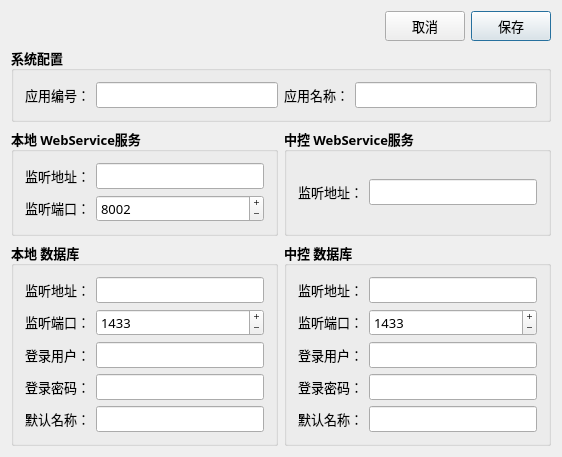
Above: DTS/DTS.Widget/DialogConfiguration.ui from radtek/DTS_JH before the change. Below: the same form after it.
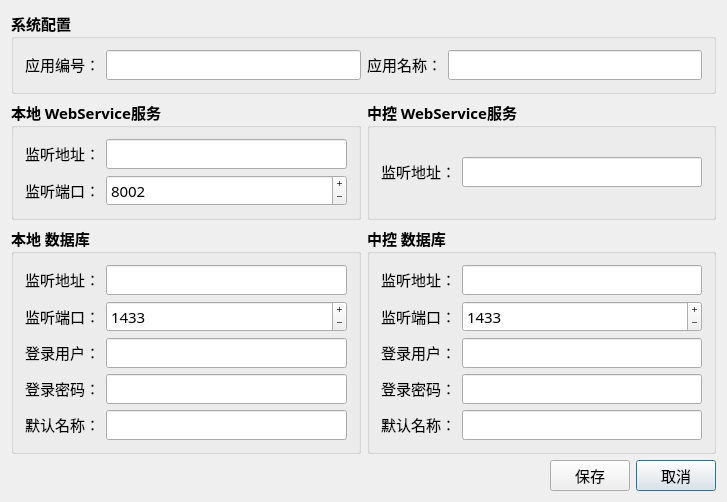
That is the form after the change.

The edit to the form file:
```diff
--- a/DTS/DTS.Widget/DialogConfiguration.ui
+++ b/DTS/DTS.Widget/DialogConfiguration.ui
@@ -6,8 +6,8 @@
    <rect>
     <x>0</x>
     <y>0</y>
-    <width>562</width>
-    <height>415</height>
+    <width>727</width>
+    <height>421</height>
    </rect>
   </property>
   <property name="sizePolicy">
@@ -19,41 +19,31 @@
   <property name="font">
    <font>
     <family>微软雅黑</family>
-    <pointsize>10</pointsize>
+    <pointsize>11</pointsize>
    </font>
   </property>
   <property name="windowTitle">
    <string>参数配置页</string>
   </property>
   <layout class="QGridLayout" name="gridLayout">
-   <item row="1" column="1" colspan="2">
-    <widget class="QGroupBox" name="groupBox01">
+   <item row="3" column="1">
+    <widget class="QGroupBox" name="groupBox05">
      <property name="font">
       <font>
+       <family>微软雅黑</family>
        <weight>75</weight>
        <bold>true</bold>
       </font>
      </property>
      <property name="title">
-      <string>系统配置</string>
+      <string>中控 数据库</string>
      </property>
-     <layout class="QGridLayout" name="gridLayout01">
-      <item row="0" column="1">
-       <widget class="QLineEdit" name="editAppID">
-        <property name="minimumSize">
-         <size>
-          <width>0</width>
-          <height>0</height>
-         </size>
-        </property>
-        <property name="maximumSize">
-         <size>
-          <width>16777215</width>
-          <height>16777215</height>
-         </size>
-        </property>
+     <layout class="QGridLayout" name="gridLayout05">
+      <item row="4" column="1">
+       <widget class="QLineEdit" name="editRDBName">
         <property name="font">
          <font>
+          <family>微软雅黑</family>
           <weight>50</weight>
           <bold>false</bold>
          </font>
@@ -61,230 +51,179 @@
        </widget>
       </item>
       <item row="0" column="0">
-       <widget class="QLabel" name="label01">
+       <widget class="QLabel" name="label12">
         <property name="sizePolicy">
          <sizepolicy hsizetype="Fixed" vsizetype="Fixed">
           <horstretch>0</horstretch>
           <verstretch>0</verstretch>
          </sizepolicy>
         </property>
-        <property name="minimumSize">
-         <size>
-          <width>0</width>
-          <height>0</height>
-         </size>
+        <property name="font">
+         <font>
+          <family>微软雅黑</family>
+          <weight>50</weight>
+          <bold>false</bold>
+         </font>
         </property>
-        <property name="maximumSize">
-         <size>
-          <width>16777215</width>
-          <height>16777215</height>
-         </size>
+        <property name="text">
+         <string>监听地址：</string>
         </property>
+        <property name="alignment">
+         <set>Qt::AlignRight|Qt::AlignTrailing|Qt::AlignVCenter</set>
+        </property>
+       </widget>
+      </item>
+      <item row="0" column="1">
+       <widget class="QLineEdit" name="editRDBAddr">
         <property name="font">
          <font>
+          <family>微软雅黑</family>
           <weight>50</weight>
           <bold>false</bold>
          </font>
         </property>
+       </widget>
+      </item>
+      <item row="2" column="0">
+       <widget class="QLabel" name="label14">
+        <property name="sizePolicy">
+         <sizepolicy hsizetype="Fixed" vsizetype="Fixed">
+          <horstretch>0</horstretch>
+          <verstretch>0</verstretch>
+         </sizepolicy>
+        </property>
+        <property name="font">
+         <font>
+          <family>微软雅黑</family>
+          <weight>50</weight>
+          <bold>false</bold>
+         </font>
+        </property>
         <property name="text">
-         <string>应用编号：</string>
+         <string>登录用户：</string>
         </property>
         <property name="alignment">
          <set>Qt::AlignRight|Qt::AlignTrailing|Qt::AlignVCenter</set>
         </property>
        </widget>
       </item>
-      <item row="0" column="2">
-       <widget class="QLabel" name="label02">
+      <item row="1" column="0">
+       <widget class="QLabel" name="label13">
         <property name="sizePolicy">
          <sizepolicy hsizetype="Fixed" vsizetype="Fixed">
           <horstretch>0</horstretch>
           <verstretch>0</verstretch>
          </sizepolicy>
         </property>
-        <property name="minimumSize">
-         <size>
-          <width>0</width>
-          <height>0</height>
-         </size>
+        <property name="font">
+         <font>
+          <family>微软雅黑</family>
+          <weight>50</weight>
+          <bold>false</bold>
+         </font>
         </property>
-        <property name="maximumSize">
-         <size>
-          <width>16777215</width>
-          <height>16777215</height>
-         </size>
+        <property name="text">
+         <string>监听端口：</string>
         </property>
+        <property name="alignment">
+         <set>Qt::AlignRight|Qt::AlignTrailing|Qt::AlignVCenter</set>
+        </property>
+       </widget>
+      </item>
+      <item row="2" column="1">
+       <widget class="QLineEdit" name="editRDBUser">
         <property name="font">
          <font>
+          <family>微软雅黑</family>
           <weight>50</weight>
           <bold>false</bold>
          </font>
         </property>
+       </widget>
+      </item>
+      <item row="1" column="1">
+       <widget class="QSpinBox" name="spinRDBPort">
+        <property name="font">
+         <font>
+          <weight>50</weight>
+          <bold>false</bold>
+         </font>
+        </property>
+        <property name="buttonSymbols">
+         <enum>QAbstractSpinBox::PlusMinus</enum>
+        </property>
+        <property name="minimum">
+         <number>0</number>
+        </property>
+        <property name="maximum">
+         <number>65535</number>
+        </property>
+        <property name="value">
+         <number>1433</number>
+        </property>
+       </widget>
+      </item>
+      <item row="3" column="0">
+       <widget class="QLabel" name="label15">
+        <property name="sizePolicy">
+         <sizepolicy hsizetype="Fixed" vsizetype="Fixed">
+          <horstretch>0</horstretch>
+          <verstretch>0</verstretch>
+         </sizepolicy>
+        </property>
+        <property name="font">
+         <font>
+          <family>微软雅黑</family>
+          <weight>50</weight>
+          <bold>false</bold>
+         </font>
+        </property>
         <property name="text">
-         <string>应用名称：</string>
+         <string>登录密码：</string>
         </property>
         <property name="alignment">
          <set>Qt::AlignRight|Qt::AlignTrailing|Qt::AlignVCenter</set>
         </property>
        </widget>
       </item>
-      <item row="0" column="3">
-       <widget class="QLineEdit" name="editAppName">
-        <property name="minimumSize">
-         <size>
-          <width>0</width>
-          <height>0</height>
-         </size>
+      <item row="3" column="1">
+       <widget class="QLineEdit" name="editRDBPass">
+        <property name="font">
+         <font>
+          <family>微软雅黑</family>
+          <weight>50</weight>
+          <bold>false</bold>
+         </font>
         </property>
-        <property name="maximumSize">
-         <size>
-          <width>16777215</width>
-          <height>16777215</height>
-         </size>
+       </widget>
+      </item>
+      <item row="4" column="0">
+       <widget class="QLabel" name="label16">
+        <property name="sizePolicy">
+         <sizepolicy hsizetype="Fixed" vsizetype="Fixed">
+          <horstretch>0</horstretch>
+          <verstretch>0</verstretch>
+         </sizepolicy>
         </property>
         <property name="font">
          <font>
+          <family>微软雅黑</family>
           <weight>50</weight>
           <bold>false</bold>
          </font>
         </property>
+        <property name="text">
+         <string>默认名称：</string>
+        </property>
+        <property name="alignment">
+         <set>Qt::AlignRight|Qt::AlignTrailing|Qt::AlignVCenter</set>
+        </property>
        </widget>
       </item>
      </layout>
     </widget>
    </item>
    <item row="2" column="1">
-    <widget class="QGroupBox" name="groupBox02">
-     <property name="font">
-      <font>
-       <family>微软雅黑</family>
-       <weight>75</weight>
-       <bold>true</bold>
-      </font>
-     </property>
-     <property name="title">
-      <string>本地 WebService服务</string>
-     </property>
-     <layout class="QGridLayout" name="gridLayout02">
-      <item row="0" column="0">
-       <widget class="QLabel" name="label03">
-        <property name="sizePolicy">
-         <sizepolicy hsizetype="Fixed" vsizetype="Fixed">
-          <horstretch>0</horstretch>
-          <verstretch>0</verstretch>
-         </sizepolicy>
-        </property>
-        <property name="minimumSize">
-         <size>
-          <width>0</width>
-          <height>0</height>
-         </size>
-        </property>
-        <property name="maximumSize">
-         <size>
-          <width>16777215</width>
-          <height>16777215</height>
-         </size>
-        </property>
-        <property name="font">
-         <font>
-          <family>微软雅黑</family>
-          <weight>50</weight>
-          <bold>false</bold>
-         </font>
-        </property>
-        <property name="text">
-         <string>监听地址：</string>
-        </property>
-        <property name="alignment">
-         <set>Qt::AlignRight|Qt::AlignTrailing|Qt::AlignVCenter</set>
-        </property>
-       </widget>
-      </item>
-      <item row="0" column="1">
-       <widget class="QLineEdit" name="editLWSAddr">
-        <property name="minimumSize">
-         <size>
-          <width>0</width>
-          <height>0</height>
-         </size>
-        </property>
-        <property name="maximumSize">
-         <size>
-          <width>16777215</width>
-          <height>16777215</height>
-         </size>
-        </property>
-        <property name="font">
-         <font>
-          <family>微软雅黑</family>
-          <weight>50</weight>
-          <bold>false</bold>
-         </font>
-        </property>
-       </widget>
-      </item>
-      <item row="1" column="0">
-       <widget class="QLabel" name="label04">
-        <property name="sizePolicy">
-         <sizepolicy hsizetype="Fixed" vsizetype="Fixed">
-          <horstretch>0</horstretch>
-          <verstretch>0</verstretch>
-         </sizepolicy>
-        </property>
-        <property name="minimumSize">
-         <size>
-          <width>0</width>
-          <height>0</height>
-         </size>
-        </property>
-        <property name="maximumSize">
-         <size>
-          <width>16777215</width>
-          <height>16777215</height>
-         </size>
-        </property>
-        <property name="font">
-         <font>
-          <family>微软雅黑</family>
-          <weight>50</weight>
-          <bold>false</bold>
-         </font>
-        </property>
-        <property name="text">
-         <string>监听端口：</string>
-        </property>
-        <property name="alignment">
-         <set>Qt::AlignRight|Qt::AlignTrailing|Qt::AlignVCenter</set>
-        </property>
-       </widget>
-      </item>
-      <item row="1" column="1">
-       <widget class="QSpinBox" name="spinLWSPort">
-        <property name="font">
-         <font>
-          <weight>50</weight>
-          <bold>false</bold>
-         </font>
-        </property>
-        <property name="buttonSymbols">
-         <enum>QAbstractSpinBox::PlusMinus</enum>
-        </property>
-        <property name="minimum">
-         <number>0</number>
-        </property>
-        <property name="maximum">
-         <number>65535</number>
-        </property>
-        <property name="value">
-         <number>8002</number>
-        </property>
-       </widget>
-      </item>
-     </layout>
-    </widget>
-   </item>
-   <item row="2" column="2">
     <widget class="QGroupBox" name="groupBox04">
      <property name="font">
       <font>
@@ -299,18 +238,6 @@
      <layout class="QGridLayout" name="gridLayout04">
       <item row="0" column="1">
        <widget class="QLineEdit" name="editRWSUrl">
-        <property name="minimumSize">
-         <size>
-          <width>0</width>
-          <height>0</height>
-         </size>
-        </property>
-        <property name="maximumSize">
-         <size>
-          <width>16777215</width>
-          <height>16777215</height>
-         </size>
-        </property>
         <property name="font">
          <font>
           <family>微软雅黑</family>
@@ -328,18 +255,6 @@
           <verstretch>0</verstretch>
          </sizepolicy>
         </property>
-        <property name="minimumSize">
-         <size>
-          <width>0</width>
-          <height>0</height>
-         </size>
-        </property>
-        <property name="maximumSize">
-         <size>
-          <width>16777215</width>
-          <height>16777215</height>
-         </size>
-        </property>
         <property name="font">
          <font>
           <family>微软雅黑</family>
@@ -358,7 +273,7 @@
      </layout>
     </widget>
    </item>
-   <item row="3" column="1">
+   <item row="3" column="0">
     <widget class="QGroupBox" name="groupBox03">
      <property name="font">
       <font>
@@ -379,18 +294,6 @@
           <verstretch>0</verstretch>
          </sizepolicy>
         </property>
-        <property name="minimumSize">
-         <size>
-          <width>0</width>
-          <height>0</height>
-         </size>
-        </property>
-        <property name="maximumSize">
-         <size>
-          <width>16777215</width>
-          <height>16777215</height>
-         </size>
-        </property>
         <property name="font">
          <font>
           <family>微软雅黑</family>
@@ -414,18 +317,6 @@
           <verstretch>0</verstretch>
          </sizepolicy>
         </property>
-        <property name="minimumSize">
-         <size>
-          <width>0</width>
-          <height>0</height>
-         </size>
-        </property>
-        <property name="maximumSize">
-         <size>
-          <width>16777215</width>
-          <height>16777215</height>
-         </size>
-        </property>
         <property name="font">
          <font>
           <family>微软雅黑</family>
@@ -443,18 +334,6 @@
       </item>
       <item row="0" column="1">
        <widget class="QLineEdit" name="editLDBAddr">
-        <property name="minimumSize">
-         <size>
-          <width>0</width>
-          <height>0</height>
-         </size>
-        </property>
-        <property name="maximumSize">
-         <size>
-          <width>16777215</width>
-          <height>16777215</height>
-         </size>
-        </property>
         <property name="font">
          <font>
           <family>微软雅黑</family>
@@ -472,18 +351,6 @@
           <verstretch>0</verstretch>
          </sizepolicy>
         </property>
-        <property name="minimumSize">
-         <size>
-          <width>0</width>
-          <height>0</height>
-         </size>
-        </property>
-        <property name="maximumSize">
-         <size>
-          <width>16777215</width>
-          <height>16777215</height>
-         </size>
-        </property>
         <property name="font">
          <font>
           <family>微软雅黑</family>
@@ -501,18 +368,6 @@
       </item>
       <item row="2" column="1">
        <widget class="QLineEdit" name="editLDBUser">
-        <property name="minimumSize">
-         <size>
-          <width>0</width>
-          <height>0</height>
-         </size>
-        </property>
-        <property name="maximumSize">
-         <size>
-          <width>16777215</width>
-          <height>16777215</height>
-         </size>
-        </property>
         <property name="font">
          <font>
           <family>微软雅黑</family>
@@ -546,18 +401,6 @@
       </item>
       <item row="3" column="1">
        <widget class="QLineEdit" name="editLDBPass">
-        <property name="minimumSize">
-         <size>
-          <width>0</width>
-          <height>0</height>
-         </size>
-        </property>
-        <property name="maximumSize">
-         <size>
-          <width>16777215</width>
-          <height>16777215</height>
-         </size>
-        </property>
         <property name="font">
          <font>
           <family>微软雅黑</family>
@@ -569,18 +412,6 @@
       </item>
       <item row="4" column="1">
        <widget class="QLineEdit" name="editLDBName">
-        <property name="minimumSize">
-         <size>
-          <width>0</width>
-          <height>0</height>
-         </size>
-        </property>
-        <property name="maximumSize">
-         <size>
-          <width>16777215</width>
-          <height>16777215</height>
-         </size>
-        </property>
         <property name="font">
          <font>
           <family>微软雅黑</family>
@@ -598,18 +429,6 @@
           <verstretch>0</verstretch>
          </sizepolicy>
         </property>
-        <property name="minimumSize">
-         <size>
-          <width>0</width>
-          <height>0</height>
-         </size>
-        </property>
-        <property name="maximumSize">
-         <size>
-          <width>16777215</width>
-          <height>16777215</height>
-         </size>
-        </property>
         <property name="font">
          <font>
           <family>微软雅黑</family>
@@ -633,18 +452,6 @@
           <verstretch>0</verstretch>
          </sizepolicy>
         </property>
-        <property name="minimumSize">
-         <size>
-          <width>0</width>
-          <height>0</height>
-         </size>
-        </property>
-        <property name="maximumSize">
-         <size>
-          <width>16777215</width>
-          <height>16777215</height>
-         </size>
-        </property>
         <property name="font">
          <font>
           <family>微软雅黑</family>
@@ -663,8 +470,87 @@
      </layout>
     </widget>
    </item>
-   <item row="3" column="2">
-    <widget class="QGroupBox" name="groupBox05">
+   <item row="1" column="0" colspan="2">
+    <widget class="QGroupBox" name="groupBox01">
+     <property name="font">
+      <font>
+       <weight>75</weight>
+       <bold>true</bold>
+      </font>
+     </property>
+     <property name="title">
+      <string>系统配置</string>
+     </property>
+     <layout class="QGridLayout" name="gridLayout01">
+      <item row="0" column="1">
+       <widget class="QLineEdit" name="editAppID">
+        <property name="font">
+         <font>
+          <weight>50</weight>
+          <bold>false</bold>
+         </font>
+        </property>
+       </widget>
+      </item>
+      <item row="0" column="0">
+       <widget class="QLabel" name="label01">
+        <property name="sizePolicy">
+         <sizepolicy hsizetype="Fixed" vsizetype="Fixed">
+          <horstretch>0</horstretch>
+          <verstretch>0</verstretch>
+         </sizepolicy>
+        </property>
+        <property name="font">
+         <font>
+          <weight>50</weight>
+          <bold>false</bold>
+         </font>
+        </property>
+        <property name="text">
+         <string>应用编号：</string>
+        </property>
+        <property name="alignment">
+         <set>Qt::AlignRight|Qt::AlignTrailing|Qt::AlignVCenter</set>
+        </property>
+       </widget>
+      </item>
+      <item row="0" column="2">
+       <widget class="QLabel" name="label02">
+        <property name="sizePolicy">
+         <sizepolicy hsizetype="Fixed" vsizetype="Fixed">
+          <horstretch>0</horstretch>
+          <verstretch>0</verstretch>
+         </sizepolicy>
+        </property>
+        <property name="font">
+         <font>
+          <weight>50</weight>
+          <bold>false</bold>
+         </font>
+        </property>
+        <property name="text">
+         <string>应用名称：</string>
+        </property>
+        <property name="alignment">
+         <set>Qt::AlignRight|Qt::AlignTrailing|Qt::AlignVCenter</set>
+        </property>
+       </widget>
+      </item>
+      <item row="0" column="3">
+       <widget class="QLineEdit" name="editAppName">
+        <property name="font">
+         <font>
+          <weight>50</weight>
+          <bold>false</bold>
+         </font>
+        </property>
+       </widget>
+      </item>
+     </layout>
+    </widget>
+   </item>
+   <item row="2" column="0">
+    <widget class="QGroupBox" name="groupBox02">
      <property name="font">
       <font>
        <family>微软雅黑</family>
@@ -673,52 +559,17 @@
       </font>
      </property>
      <property name="title">
-      <string>中控 数据库</string>
+      <string>本地 WebService服务</string>
      </property>
-     <layout class="QGridLayout" name="gridLayout05">
-      <item row="4" column="1">
-       <widget class="QLineEdit" name="editRDBName">
-        <property name="minimumSize">
-         <size>
-          <width>0</width>
-          <height>0</height>
-         </size>
-        </property>
-        <property name="maximumSize">
-         <size>
-          <width>16777215</width>
-          <height>16777215</height>
-         </size>
-        </property>
-        <property name="font">
-         <font>
-          <family>微软雅黑</family>
-          <weight>50</weight>
-          <bold>false</bold>
-         </font>
-        </property>
-       </widget>
-      </item>
+     <layout class="QGridLayout" name="gridLayout02">
       <item row="0" column="0">
-       <widget class="QLabel" name="label12">
+       <widget class="QLabel" name="label03">
         <property name="sizePolicy">
          <sizepolicy hsizetype="Fixed" vsizetype="Fixed">
           <horstretch>0</horstretch>
           <verstretch>0</verstretch>
          </sizepolicy>
         </property>
-        <property name="minimumSize">
-         <size>
-          <width>0</width>
-          <height>0</height>
-         </size>
-        </property>
-        <property name="maximumSize">
-         <size>
-          <width>16777215</width>
-          <height>16777215</height>
-         </size>
-        </property>
         <property name="font">
          <font>
           <family>微软雅黑</family>
@@ -735,19 +586,7 @@
        </widget>
       </item>
       <item row="0" column="1">
-       <widget class="QLineEdit" name="editRDBAddr">
-        <property name="minimumSize">
-         <size>
-          <width>0</width>
-          <height>0</height>
-         </size>
-        </property>
-        <property name="maximumSize">
-         <size>
-          <width>16777215</width>
-          <height>16777215</height>
-         </size>
-        </property>
+       <widget class="QLineEdit" name="editLWSAddr">
         <property name="font">
          <font>
           <family>微软雅黑</family>
@@ -757,61 +596,14 @@
         </property>
        </widget>
       </item>
-      <item row="2" column="0">
-       <widget class="QLabel" name="label14">
-        <property name="sizePolicy">
-         <sizepolicy hsizetype="Fixed" vsizetype="Fixed">
-          <horstretch>0</horstretch>
-          <verstretch>0</verstretch>
-         </sizepolicy>
-        </property>
-        <property name="minimumSize">
-         <size>
-          <width>0</width>
-          <height>0</height>
-         </size>
-        </property>
-        <property name="maximumSize">
-         <size>
-          <width>16777215</width>
-          <height>16777215</height>
-         </size>
-        </property>
-        <property name="font">
-         <font>
-          <family>微软雅黑</family>
-          <weight>50</weight>
-          <bold>false</bold>
-         </font>
-        </property>
-        <property name="text">
-         <string>登录用户：</string>
-        </property>
-        <property name="alignment">
-         <set>Qt::AlignRight|Qt::AlignTrailing|Qt::AlignVCenter</set>
-        </property>
-       </widget>
-      </item>
       <item row="1" column="0">
-       <widget class="QLabel" name="label13">
+       <widget class="QLabel" name="label04">
         <property name="sizePolicy">
          <sizepolicy hsizetype="Fixed" vsizetype="Fixed">
           <horstretch>0</horstretch>
           <verstretch>0</verstretch>
          </sizepolicy>
         </property>
-        <property name="minimumSize">
-         <size>
-          <width>0</width>
-          <height>0</height>
-         </size>
-        </property>
-        <property name="maximumSize">
-         <size>
-          <width>16777215</width>
-          <height>16777215</height>
-         </size>
-        </property>
         <property name="font">
          <font>
           <family>微软雅黑</family>
@@ -827,31 +619,8 @@
         </property>
        </widget>
       </item>
-      <item row="2" column="1">
-       <widget class="QLineEdit" name="editRDBUser">
-        <property name="minimumSize">
-         <size>
-          <width>0</width>
-          <height>0</height>
-         </size>
-        </property>
-        <property name="maximumSize">
-         <size>
-          <width>16777215</width>
-          <height>16777215</height>
-         </size>
-        </property>
-        <property name="font">
-         <font>
-          <family>微软雅黑</family>
-          <weight>50</weight>
-          <bold>false</bold>
-         </font>
-        </property>
-       </widget>
-      </item>
       <item row="1" column="1">
-       <widget class="QSpinBox" name="spinRDBPort">
+       <widget class="QSpinBox" name="spinLWSPort">
         <property name="font">
          <font>
           <weight>50</weight>
@@ -868,107 +637,14 @@
          <number>65535</number>
         </property>
         <property name="value">
-         <number>1433</number>
-        </property>
-       </widget>
-      </item>
-      <item row="3" column="0">
-       <widget class="QLabel" name="label15">
-        <property name="sizePolicy">
-         <sizepolicy hsizetype="Fixed" vsizetype="Fixed">
-          <horstretch>0</horstretch>
-          <verstretch>0</verstretch>
-         </sizepolicy>
-        </property>
-        <property name="minimumSize">
-         <size>
-          <width>0</width>
-          <height>0</height>
-         </size>
-        </property>
-        <property name="maximumSize">
-         <size>
-          <width>16777215</width>
-          <height>16777215</height>
-         </size>
-        </property>
-        <property name="font">
-         <font>
-          <family>微软雅黑</family>
-          <weight>50</weight>
-          <bold>false</bold>
-         </font>
-        </property>
-        <property name="text">
-         <string>登录密码：</string>
-        </property>
-        <property name="alignment">
-         <set>Qt::AlignRight|Qt::AlignTrailing|Qt::AlignVCenter</set>
-        </property>
-       </widget>
-      </item>
-      <item row="3" column="1">
-       <widget class="QLineEdit" name="editRDBPass">
-        <property name="minimumSize">
-         <size>
-          <width>0</width>
-          <height>0</height>
-         </size>
-        </property>
-        <property name="maximumSize">
-         <size>
-          <width>16777215</width>
-          <height>16777215</height>
-         </size>
-        </property>
-        <property name="font">
-         <font>
-          <family>微软雅黑</family>
-          <weight>50</weight>
-          <bold>false</bold>
-         </font>
-        </property>
-       </widget>
-      </item>
-      <item row="4" column="0">
-       <widget class="QLabel" name="label16">
-        <property name="sizePolicy">
-         <sizepolicy hsizetype="Fixed" vsizetype="Fixed">
-          <horstretch>0</horstretch>
-          <verstretch>0</verstretch>
-         </sizepolicy>
-        </property>
-        <property name="minimumSize">
-         <size>
-          <width>0</width>
-          <height>0</height>
-         </size>
-        </property>
-        <property name="maximumSize">
-         <size>
-          <width>16777215</width>
-          <height>16777215</height>
-         </size>
-        </property>
-        <property name="font">
-         <font>
-          <family>微软雅黑</family>
-          <weight>50</weight>
-          <bold>false</bold>
-         </font>
-        </property>
-        <property name="text">
-         <string>默认名称：</string>
-        </property>
-        <property name="alignment">
-         <set>Qt::AlignRight|Qt::AlignTrailing|Qt::AlignVCenter</set>
+         <number>8002</number>
         </property>
        </widget>
       </item>
      </layout>
     </widget>
    </item>
-   <item row="0" column="1" colspan="2">
+   <item row="4" column="0" colspan="2">
     <layout class="QHBoxLayout" name="horizontalLayout01">
      <item>
       <spacer name="horizontalSpacer01">
@@ -983,42 +659,18 @@
        </property>
       </spacer>
      </item>
-     <item>
-      <widget class="QPushButton" name="buttonReject">
-       <property name="minimumSize">
-        <size>
-         <width>80</width>
-         <height>30</height>
-        </size>
-       </property>
-       <property name="maximumSize">
-        <size>
-         <width>80</width>
-         <height>30</height>
-        </size>
-       </property>
-       <property name="text">
-        <string>取消</string>
-       </property>
-      </widget>
-     </item>
      <item>
       <widget class="QPushButton" name="buttonAccept">
-       <property name="minimumSize">
-        <size>
-         <width>80</width>
-         <height>30</height>
-        </size>
-       </property>
-       <property name="maximumSize">
-        <size>
-         <width>80</width>
-         <height>30</height>
-        </size>
-       </property>
        <property name="text">
         <string>保存</string>
        </property>
+      </widget>
+     </item>
+     <item>
+      <widget class="QPushButton" name="buttonReject">
+       <property name="text">
+        <string>取消</string>
+       </property>
        <property name="default">
         <bool>true</bool>
        </property>
```
Left out of the diff: 1 changed line with no effect on the pictures.
